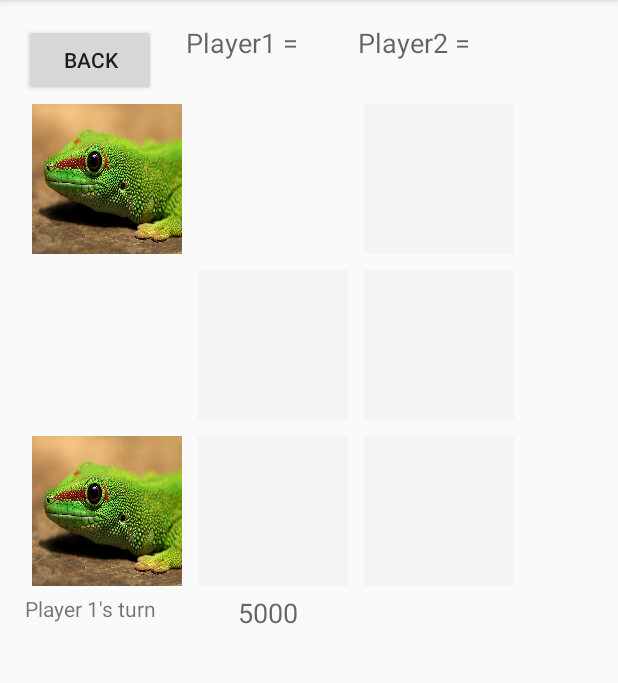
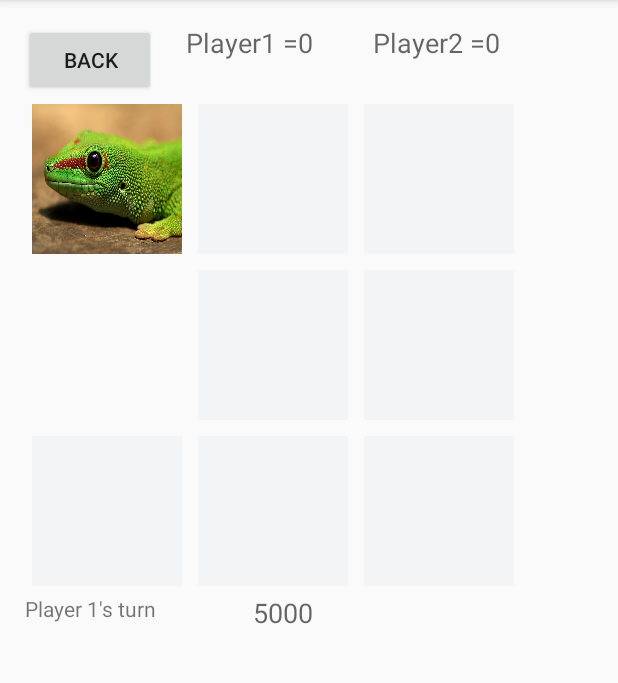
Before and after one commit to wuxiaohua1011/TicTacToe, an Android app: the PvpActivity screen opened directly, with no data from a screen before it, after a tap on an icon or button, on a phone screen of 412 x 824 dp, the part 84-767 px from its top. Run offline under Robolectric (Android 15) with nearby library versions, the phone set to English and light mode, and no system bars; 3 other taps on this screen came first.

```diff
--- a/app/src/main/java/com/michaelwu/tictactoe/PickYourIconActivityPlayer1.java
+++ b/app/src/main/java/com/michaelwu/tictactoe/PickYourIconActivityPlayer1.java
@@ -114,7 +114,7 @@
         else{
             folder.delete();
             File folder2 = new File("sdcard/camera_app");
-            image_file = new File(folder,"cam_image.jpg");
+            image_file = new File(folder2,"cam_image.jpg");
         }
 
 
--- a/app/src/main/java/com/michaelwu/tictactoe/PvpActivity.java
+++ b/app/src/main/java/com/michaelwu/tictactoe/PvpActivity.java
@@ -16,12 +16,13 @@
 public class PvpActivity extends AppCompatActivity implements View.OnClickListener{
     private Button backButton;
     private ImageButton imageButton00,imageButton01,imageButton02,imageButton10,imageButton11,imageButton12,imageButton20,imageButton21,imageButton22;
-    private TextView timeConstraintTextView,player1Score, player2Score,playerTurnTextView;
+    private TextView timeConstraintTextView,player1ScoreTextView, player2ScoreTextView,playerTurnTextView;
     private CountDownTimer countDownTimer;
-    private int playerTurn = 1, timeConstraint;
+    private int playerTurn = 1, timeConstraint, player1Score, player2Score;
     private VirtualGameBoard gameBoard;
     private int player1IconResourcePath,player2IconResourcePath;
     private boolean countDownTimerStarted= false;
+
 
 
     @Override
@@ -75,7 +76,7 @@
     private void startNewGame() {
         activateAllImageButton();
         gameBoard=new VirtualGameBoard();
-
+        playerTurnTextView.setText("Player " + playerTurn + "'s turn");
     }
 
    //// TODO: 10/18/2016 tell the girls to implement scoring system
@@ -83,7 +84,7 @@
     //// TODO: 10/17/2016 fix the issue of  "The application may be doing too much work on its main thread."
     //// TODO: 10/18/2016 fix the camera problem
     //// TODO: 10/18/2016 ask mr shorr why the hell my phone does not run this app
-    //// TODO: 10/19/2016 why is setText not working?????????
+
     private void importPlayer2Icon() {
         SharedPreferences sharedPreference = getSharedPreferences("player2pic",MODE_PRIVATE);
         String path = sharedPreference.getString("player2pic","nothing");
@@ -123,10 +124,9 @@
         imageButton22=(ImageButton)findViewById(R.id.PvpActivity_imageButton_22);
         backButton = (Button)findViewById(R.id.PvpActivity_button_back);
         timeConstraintTextView = (TextView)findViewById(R.id.activity_pvp_textView_timeConstraint);
-        player1Score = (TextView)findViewById(R.id.PvpActivity_textView_player1_score);
-        player2Score=(TextView)findViewById(R.id.PvpActivity_textView_player2_score);
+        player1ScoreTextView = (TextView)findViewById(R.id.PvpActivity_textView_player1_score);
+        player2ScoreTextView=(TextView)findViewById(R.id.PvpActivity_textView_player2_score);
         playerTurnTextView=(TextView)findViewById(R.id.activity_pvp_textView_player_turn);
-        playerTurnTextView.setText("asdf");
 
     }
     private void switchPlayer(){
@@ -165,6 +165,20 @@
                 startNewGame();
             }
         }.start();
+    }
+    private void updateScore(){
+        String tempPlayer1Score = getString(R.string.activity_pvp_textView_player1);
+        String tempPlayer2Score=getString(R.string.activity_pvp_textView_player2);
+        player1ScoreTextView.setText(tempPlayer1Score+player1Score);
+        player2ScoreTextView.setText(tempPlayer2Score+player2Score);
+    }
+    private void addScoretoPlayerX(int player){
+        if (player == 1){
+            player1Score++;
+        }
+        else{
+            player2Score++;
+        }
     }
 //   private void activateCountdownTimer(){
 //        countDownTimerStarted=true;
@@ -207,12 +221,13 @@
                 }
                gameBoard.updateGameBoard("00"+ playerTurn);
                 if (gameBoard.detectWin(playerTurn)){
+                    addScoretoPlayerX(playerTurn);
                     Toast.makeText(PvpActivity.this, "Player " + playerTurn + " won", Toast.LENGTH_SHORT).show();
-                    startNewGame();
+                    tempWait();
                 }
                 if (gameBoard.detectDraw()){
                     Toast.makeText(PvpActivity.this, "Draw", Toast.LENGTH_SHORT).show();
-                    startNewGame();
+                    tempWait();
                 }
                 switchPlayer();
                 playerTurnTextView.setText("Player " + playerTurn + "'s turn");
@@ -229,6 +244,7 @@
                 }
                 gameBoard.updateGameBoard("01"+ playerTurn);
                 if (gameBoard.detectWin(playerTurn)){
+                    addScoretoPlayerX(playerTurn);
                     Toast.makeText(PvpActivity.this, "Player " + playerTurn + " won", Toast.LENGTH_SHORT).show();
                     tempWait();
                 }
@@ -251,6 +267,7 @@
                 }
                 gameBoard.updateGameBoard("02"+ playerTurn);
                 if (gameBoard.detectWin(playerTurn)){
+                    addScoretoPlayerX(playerTurn);
                     Toast.makeText(PvpActivity.this, "Player " + playerTurn + " won", Toast.LENGTH_SHORT).show();
                     tempWait();
 
@@ -274,6 +291,7 @@
                 }
                 gameBoard.updateGameBoard("10"+ playerTurn);
                 if (gameBoard.detectWin(playerTurn)){
+                    addScoretoPlayerX(playerTurn);
                     Toast.makeText(PvpActivity.this, "Player " + playerTurn + " won", Toast.LENGTH_SHORT).show();
                     tempWait();
                 }
@@ -296,6 +314,7 @@
                 }
                 gameBoard.updateGameBoard("11"+ playerTurn);
                 if (gameBoard.detectWin(playerTurn)){
+                    addScoretoPlayerX(playerTurn);
                     Toast.makeText(PvpActivity.this, "Player " + playerTurn + " won", Toast.LENGTH_SHORT).show();
                     tempWait();
                 }
@@ -318,8 +337,11 @@
                 }
                 gameBoard.updateGameBoard("12"+ playerTurn);
                 if (gameBoard.detectWin(playerTurn)){
+                    addScoretoPlayerX(playerTurn);
                     Toast.makeText(PvpActivity.this, "Player " + playerTurn + " won", Toast.LENGTH_SHORT).show();
                     tempWait();
+
+
                 }
                 if (gameBoard.detectDraw()){
                     Toast.makeText(PvpActivity.this, "Draw", Toast.LENGTH_SHORT).show();
@@ -340,6 +362,7 @@
                 }
                 gameBoard.updateGameBoard("20"+ playerTurn);
                 if (gameBoard.detectWin(playerTurn)){
+                    addScoretoPlayerX(playerTurn);
                     Toast.makeText(PvpActivity.this, "Player " + playerTurn + " won", Toast.LENGTH_SHORT).show();
                     tempWait();
                 }
@@ -362,11 +385,9 @@
                 }
                 gameBoard.updateGameBoard("21"+ playerTurn);
                 if (gameBoard.detectWin(playerTurn)){
-
-                   // Toast.makeText(PvpActivity.this, "Player " + playerTurn + " won", Toast.LENGTH_SHORT).show();
-                    int[][] temp = gameBoard.getGameBoard();
-                    Toast.makeText(PvpActivity.this, ""+ temp[2][1], Toast.LENGTH_SHORT).show();
-                    //tempWait();
+                    addScoretoPlayerX(playerTurn);
+                    Toast.makeText(PvpActivity.this, "Player " + playerTurn + " won", Toast.LENGTH_SHORT).show();
+                    tempWait();
                 }
                 if (gameBoard.detectDraw()){
                     Toast.makeText(PvpActivity.this, "Draw", Toast.LENGTH_SHORT).show();
@@ -387,6 +408,7 @@
                 }
                 gameBoard.updateGameBoard("22"+ playerTurn);
                 if (gameBoard.detectWin(playerTurn)){
+                    addScoretoPlayerX(playerTurn);
                     Toast.makeText(PvpActivity.this, "Player " + playerTurn + " won", Toast.LENGTH_SHORT).show();
                     tempWait();
                 }
@@ -402,6 +424,7 @@
                 Toast.makeText(PvpActivity.this, "Oops, something is wrong", Toast.LENGTH_SHORT).show();
         }
         //endregion
+        updateScore();
 //TODO: make all buttons unclickable once detected win.
 
 
--- a/app/src/main/res/layout/activity_pvp.xml
+++ b/app/src/main/res/layout/activity_pvp.xml
@@ -65,14 +65,15 @@
                 android:layout_height="100dp"
                 android:layout_margin="5dp"
 
-                android:id="@+id/PvpActivity_imageButton_01" />
+                android:id="@+id/PvpActivity_imageButton_10" />
 
             <ImageButton
                 android:layout_width="100dp"
                 android:layout_height="100dp"
                 android:layout_margin="5dp"
 
-                android:id="@+id/PvpActivity_imageButton_02" />
+                android:id="@+id/PvpActivity_imageButton_20" />
+
         </LinearLayout>
 
         <LinearLayout
@@ -85,7 +86,7 @@
                 android:layout_height="100dp"
                 android:layout_margin="5dp"
 
-                android:id="@+id/PvpActivity_imageButton_10" />
+                android:id="@+id/PvpActivity_imageButton_01" />
 
             <ImageButton
                 android:layout_width="100dp"
@@ -112,7 +113,7 @@
                 android:layout_height="100dp"
                 android:layout_margin="5dp"
 
-                android:id="@+id/PvpActivity_imageButton_20" />
+                android:id="@+id/PvpActivity_imageButton_02" />
 
             <ImageButton
                 android:layout_width="100dp"
```
